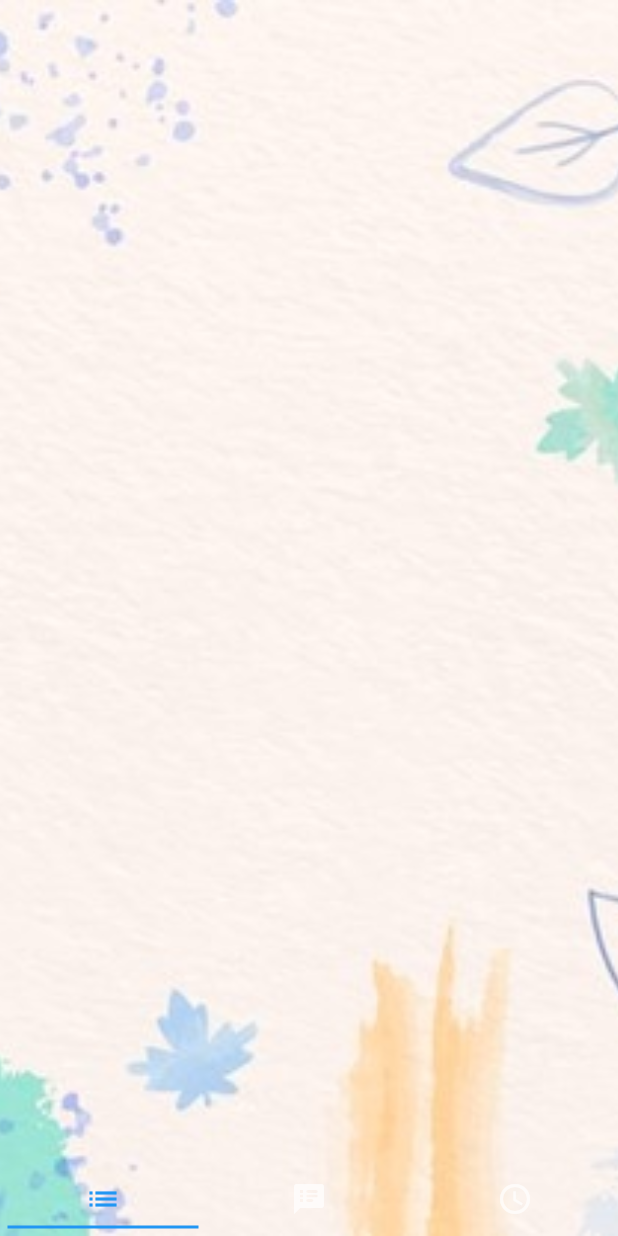
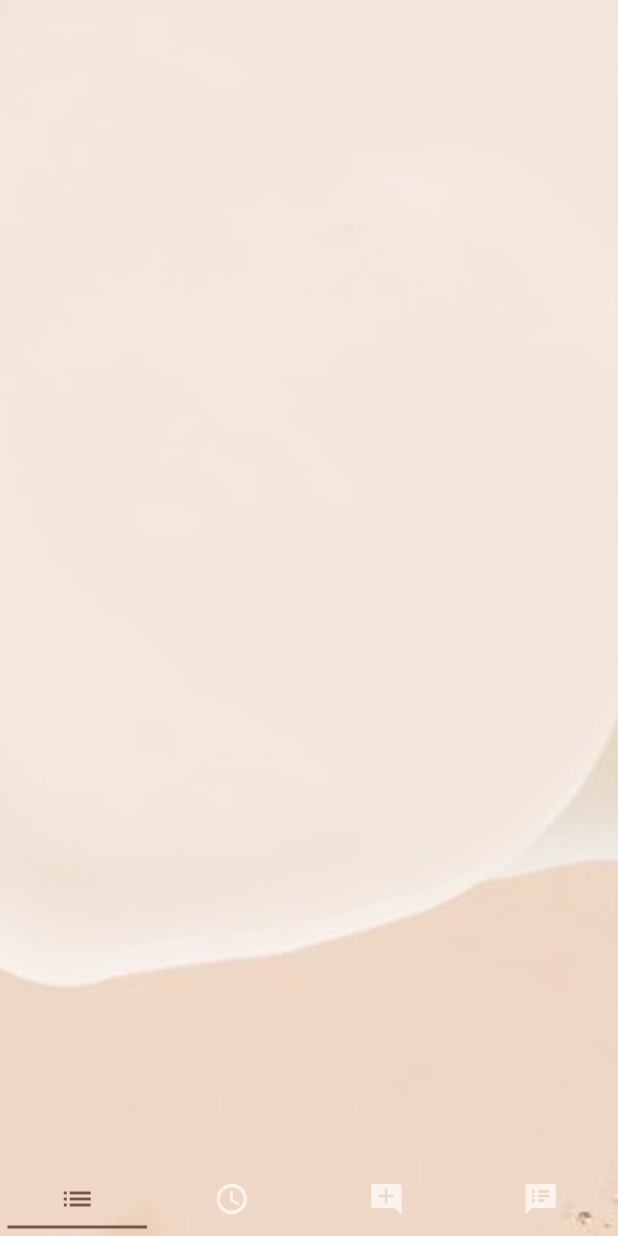
Before and after one commit to guntungpr/invitation, a Flutter app: the screen it shows after launch, after a tap on "BUKA UNDANGAN", on a phone screen of 412 x 824 dp. Run offline on Flutter 3.47's test engine with Material 2 defaults, Android fonts, the phone set to English and light mode, and no system bars.

Commit message:
penambahan fitur wishes dan perbaikan tampilan

```diff
--- a/lib/dashboard.dart
+++ b/lib/dashboard.dart
@@ -1,28 +1,25 @@
-import 'package:animation/second_page.dart';
-import 'package:animation/third_page.dart';
+import 'package:animation/quotes_page.dart';
+import 'package:animation/schedule_page.dart';
+import 'package:animation/wish_page.dart';
 import 'package:flutter/material.dart';
-import 'first_page.dart';
+import 'information_page.dart';
 
-class DashboardPage extends StatefulWidget {
-  @override
-  _DashboardPageState createState() => _DashboardPageState();
-}
-
-class _DashboardPageState extends State<DashboardPage> {
+class DashboardPage extends StatelessWidget {
   @override
   Widget build(BuildContext context) {
     return MaterialApp(
       home: DefaultTabController(
-        length: 3,
+        length: 4,
         child: Scaffold(
           extendBody: true,
           backgroundColor: Colors.transparent,
           bottomNavigationBar: menu(),
           body: TabBarView(
             children: [
-              Container(child: FirstPage()),
-              Container(child: SecondPage()),
-              Container(child: ThirdPage()),
+              Container(child: InformationPage()),
+              Container(child: SchedulePage()),
+              Container(child: WishPage()),
+              Container(child: QuotesPage()),
             ],
           ),
         ),
@@ -34,15 +31,16 @@ class _DashboardPageState extends State<DashboardPage> {
     return Container(
       color: Colors.transparent,
       child: TabBar(
-        labelColor: Colors.blue,
+        labelColor: Colors.brown,
         unselectedLabelColor: Colors.white70,
         indicatorSize: TabBarIndicatorSize.tab,
         indicatorPadding: EdgeInsets.all(5.0),
-        indicatorColor: Colors.blue,
+        indicatorColor: Colors.brown,
         tabs: [
           Tab(icon: Icon(Icons.list)),
+          Tab(icon: Icon(Icons.access_time_sharp)),
+          Tab(icon: Icon(Icons.add_comment)),
           Tab(icon: Icon(Icons.speaker_notes_rounded)),
-          Tab(icon: Icon(Icons.access_time_sharp)),
         ],
       ),
     );
--- a/lib/home.dart
+++ b/lib/home.dart
@@ -19,7 +19,7 @@ class _HomePageState extends State<HomePage> {
             children: <Widget>[
               Container(
                 decoration: BoxDecoration(
-                  image: DecorationImage(image: AssetImage("src/img/prewed_2.jpg"), fit: BoxFit.cover,),
+                  image: DecorationImage(image: AssetImage("src/img/home.webp"), fit: BoxFit.cover,),
                 ),
               ),
               Center(
@@ -31,12 +31,21 @@ class _HomePageState extends State<HomePage> {
                       'Annisa & Budi',
                       style: TextStyle(color: Colors.white, fontSize: 36),
                     ),
-                    SizedBox(height: 50),
+                    SizedBox(height: 100),
                     Text(
-                      'Silahkan klik tombol dibawah untuk membuka undangan',
-                      style: TextStyle(color: Colors.white, fontSize: 14),
+                      'Kepada Yth.',
+                      style: TextStyle(color: Colors.white, fontSize: 18),
                     ),
-                    SizedBox(height: 10),
+                    Text(
+                      'Bapak/Ibu/Saudara : ',
+                      style: TextStyle(color: Colors.white, fontSize: 18),
+                    ),
+                    SizedBox(height: 5),
+                    Text(
+                      'Rio Sunardi',
+                      style: TextStyle(color: Colors.white, fontSize: 20, fontWeight: FontWeight.bold),
+                    ),
+                    SizedBox(height: 30),
                     TextButton(
                         child: Text(
                             "Buka Undangan".toUpperCase(),
--- a/lib/first_page.dart
+++ b/lib/information_page.dart
@@ -1,13 +1,12 @@
 import 'dart:async';
 import 'package:flutter/material.dart';
-import 'package:font_awesome_flutter/font_awesome_flutter.dart';
 
-class FirstPage extends StatefulWidget {
+class InformationPage extends StatefulWidget {
   @override
-  _FirstPageState createState() => _FirstPageState();
+  _InformationPageState createState() => _InformationPageState();
 }
 
-class _FirstPageState extends State<FirstPage> {
+class _InformationPageState extends State<InformationPage> {
   bool animated = false;
   double opacity = 0;
 
@@ -36,7 +35,7 @@ class _FirstPageState extends State<FirstPage> {
           children: <Widget>[
             Container(
               decoration: BoxDecoration(
-                image: DecorationImage(image: AssetImage("src/img/background1.jpg"), fit: BoxFit.cover,),
+                image: DecorationImage(image: AssetImage("src/img/background3.jpg"), fit: BoxFit.cover,),
               ),
             ),
             Center(
@@ -55,7 +54,7 @@ class _FirstPageState extends State<FirstPage> {
                         ),
                         SizedBox(height: 30),
                         Text("Annisa Apriliani, S.Kes", style: TextStyle(fontSize: 30)),
-                        Text("Anak perempuan dari ", style: TextStyle(fontSize: 16)),
+                        Text("Anak ke - 2 dari ", style: TextStyle(fontSize: 16)),
                         Text("Setiawan Budi & Ira Permatasari ", style: TextStyle(fontSize: 16)),
                         SizedBox(height: 50),
                         Text("&", style: TextStyle(fontSize: 50)),
@@ -83,8 +82,9 @@ class _FirstPageState extends State<FirstPage> {
                         ),
                         SizedBox(height: 30),
                         Text("Budi Setiawan, S.Ss", style: TextStyle(fontSize: 30)),
-                        Text("Anak laki-laki dari ", style: TextStyle(fontSize: 16)),
+                        Text("Anak ke - 1 dari ", style: TextStyle(fontSize: 16)),
                         Text("Setiawan Budi & Ira Permatasari ", style: TextStyle(fontSize: 16)),
+                        SizedBox(height: 30),
                       ],
                     ),
                   ),
--- /dev/null
+++ b/lib/models/greeting.dart
@@ -0,0 +1,6 @@
+class Greeting{
+  final String name;
+  final String notes;
+
+  Greeting(this.name, this.notes);
+}
```
Also changed, not shown: lib/quotes_page.dart (renamed from lib/second_page.dart, +5 -4 lines), lib/schedule_page.dart (renamed from lib/third_page.dart, +4 -4 lines), lib/wish_page.dart (added, +158 -0 lines), src/img/home.webp (added).
